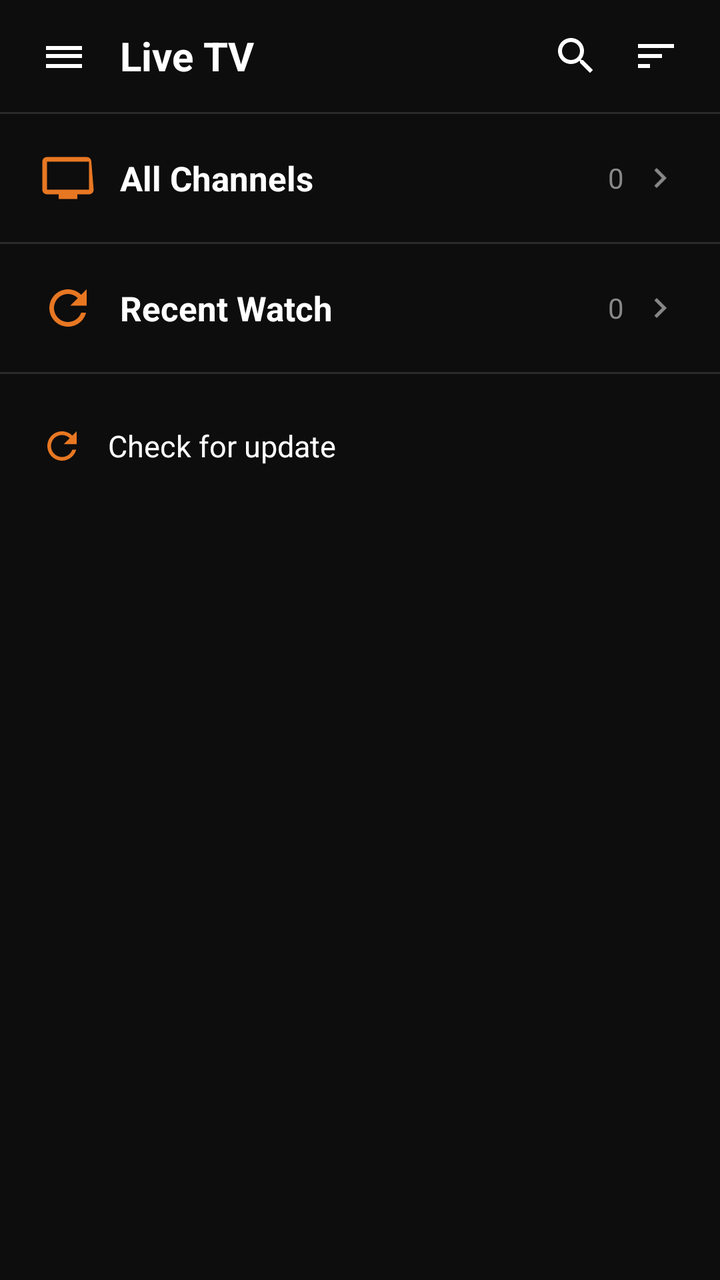
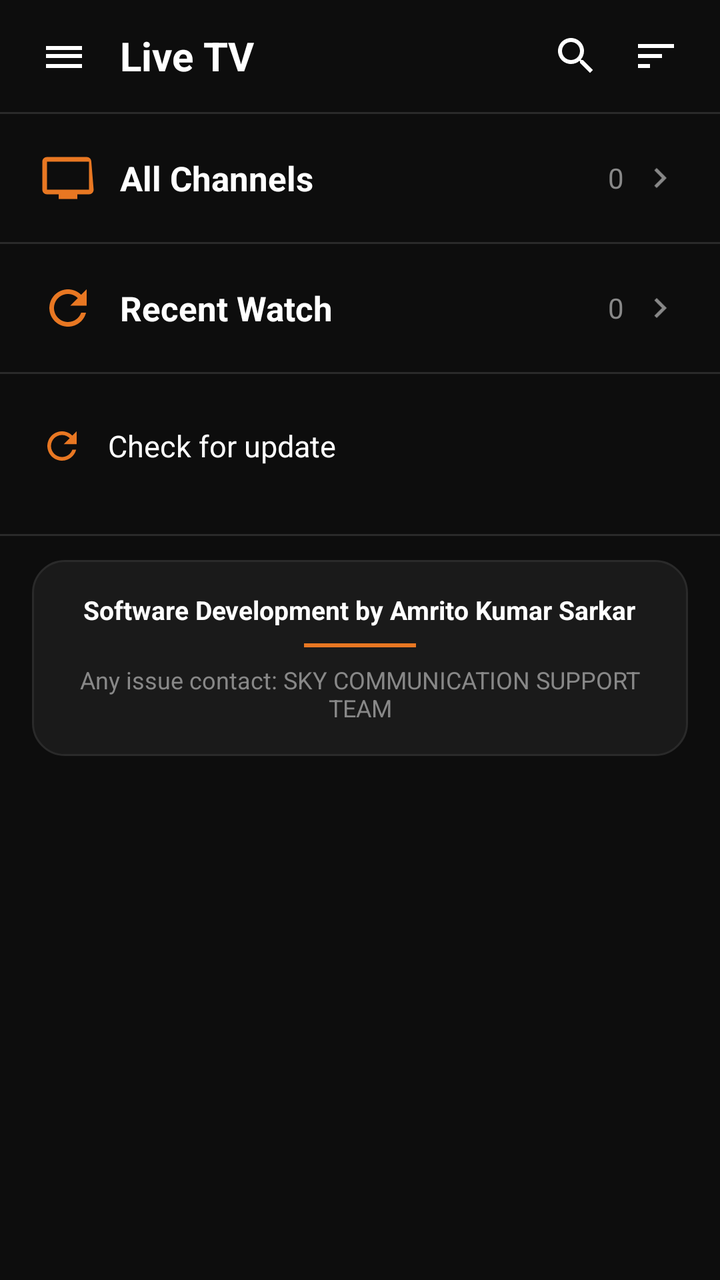

The first picture is an Android layout as it rendered before a commit; the second is the same layout after the commit. The layout source and the unified diff follow.
<!-- AndroidManifest.xml: application theme Theme.IPTVPlayer -->
<!-- res/layout/activity_main.xml -->
<?xml version="1.0" encoding="utf-8"?>
<LinearLayout
    xmlns:android="http://schemas.android.com/apk/res/android"
    xmlns:app="http://schemas.android.com/apk/res-auto"
    android:layout_width="match_parent"
    android:layout_height="match_parent"
    android:orientation="vertical"
    android:background="@color/colorBackground">

    
    <LinearLayout
        android:layout_width="match_parent"
        android:layout_height="56dp"
        android:orientation="horizontal"
        android:gravity="center_vertical"
        android:paddingHorizontal="12dp"
        android:background="@color/colorBackground">

        <ImageButton
            android:id="@+id/btnMenu"
            android:layout_width="40dp"
            android:layout_height="40dp"
            android:background="?attr/selectableItemBackgroundBorderless"
            android:src="@drawable/ic_menu"
            android:tint="@color/colorChannelName"
            android:contentDescription="Menu"
            android:focusable="true" />

        <TextView
            android:layout_width="0dp"
            android:layout_height="wrap_content"
            android:layout_weight="1"
            android:layout_marginStart="8dp"
            android:text="@string/live_tv"
            android:textColor="@color/colorChannelName"
            android:textSize="20sp"
            android:textStyle="bold" />

        <ImageButton
            android:id="@+id/btnSearch"
            android:layout_width="40dp"
            android:layout_height="40dp"
            android:background="?attr/selectableItemBackgroundBorderless"
            android:src="@drawable/ic_search"
            android:tint="@color/colorChannelName"
            android:contentDescription="Search"
            android:focusable="true" />

        <ImageButton
            android:id="@+id/btnSort"
            android:layout_width="40dp"
            android:layout_height="40dp"
            android:background="?attr/selectableItemBackgroundBorderless"
            android:src="@drawable/ic_sort"
            android:tint="@color/colorChannelName"
            android:contentDescription="Sort"
            android:focusable="true" />

    </LinearLayout>

    
    <View
        android:layout_width="match_parent"
        android:layout_height="1dp"
        android:background="@color/colorDivider" />

    
    <LinearLayout
        android:id="@+id/rowAllChannels"
        android:layout_width="match_parent"
        android:layout_height="64dp"
        android:orientation="horizontal"
        android:gravity="center_vertical"
        android:paddingHorizontal="20dp"
        android:focusable="true"
        android:focusableInTouchMode="false"
        android:nextFocusDown="@id/rowRecentWatch"
        android:background="@drawable/bg_row_selector">

        <ImageView
            android:layout_width="28dp"
            android:layout_height="28dp"
            android:src="@drawable/ic_tv"
            android:tint="@color/colorOrange"
            android:layout_marginEnd="12dp" />

        <TextView
            android:layout_width="0dp"
            android:layout_height="wrap_content"
            android:layout_weight="1"
            android:text="@string/all_channels"
            android:textColor="@color/colorChannelName"
            android:textSize="17sp"
            android:textStyle="bold" />

        <TextView
            android:id="@+id/tvAllCount"
            android:layout_width="wrap_content"
            android:layout_height="wrap_content"
            android:text="0"
            android:textColor="@color/colorSubText"
            android:textSize="14sp"
            android:layout_marginEnd="8dp" />

        <ImageView
            android:layout_width="20dp"
            android:layout_height="20dp"
            android:src="@drawable/ic_arrow_forward"
            android:tint="@color/colorSubText" />

    </LinearLayout>

    
    <View
        android:layout_width="match_parent"
        android:layout_height="1dp"
        android:background="@color/colorDivider" />

    
    <LinearLayout
        android:id="@+id/rowRecentWatch"
        android:layout_width="match_parent"
        android:layout_height="64dp"
        android:orientation="horizontal"
        android:gravity="center_vertical"
        android:paddingHorizontal="20dp"
        android:focusable="true"
        android:focusableInTouchMode="false"
        android:nextFocusUp="@id/rowAllChannels"
        android:background="@drawable/bg_row_selector">

        <ImageView
            android:layout_width="28dp"
            android:layout_height="28dp"
            android:src="@drawable/ic_refresh"
            android:tint="@color/colorOrange"
            android:layout_marginEnd="12dp" />

        <TextView
            android:layout_width="0dp"
            android:layout_height="wrap_content"
            android:layout_weight="1"
            android:text="@string/recent_watch"
            android:textColor="@color/colorChannelName"
            android:textSize="17sp"
            android:textStyle="bold" />

        <TextView
            android:id="@+id/tvRecentCount"
            android:layout_width="wrap_content"
            android:layout_height="wrap_content"
            android:text="0"
            android:textColor="@color/colorSubText"
            android:textSize="14sp"
            android:layout_marginEnd="8dp" />

        <ImageView
            android:layout_width="20dp"
            android:layout_height="20dp"
            android:src="@drawable/ic_arrow_forward"
            android:tint="@color/colorSubText" />

    </LinearLayout>

    
    <View
        android:layout_width="match_parent"
        android:layout_height="1dp"
        android:background="@color/colorDivider" />

    
    <LinearLayout
        android:id="@+id/rowCheckUpdate"
        android:layout_width="match_parent"
        android:layout_height="56dp"
        android:layout_marginTop="8dp"
        android:background="@drawable/bg_row_selector"
        android:clickable="true"
        android:focusable="true"
        android:gravity="center_vertical"
        android:orientation="horizontal"
        android:paddingHorizontal="20dp">

        <ImageView
            android:layout_width="22dp"
            android:layout_height="22dp"
            android:layout_marginEnd="12dp"
            android:src="@drawable/ic_refresh"
            android:tint="@color/colorOrange" />

        <TextView
            android:layout_width="0dp"
            android:layout_height="wrap_content"
            android:layout_weight="1"
            android:text="@string/check_for_update"
            android:textColor="@color/colorChannelName"
            android:textSize="15sp" />

        <TextView
            android:id="@+id/tvAppVersion"
            android:layout_width="wrap_content"
            android:layout_height="wrap_content"
            android:textColor="@color/colorSubText"
            android:textSize="12sp" />

    </LinearLayout>

    
    <TextView
        android:id="@+id/tvCheckResult"
        android:layout_width="match_parent"
        android:layout_height="wrap_content"
        android:background="@color/colorSurface"
        android:gravity="center"
        android:padding="8dp"
        android:textColor="@color/colorOrange"
        android:textSize="12sp"
        android:visibility="gone" />

    
    <TextView
        android:id="@+id/tvUpdateStatus"
        android:layout_width="match_parent"
        android:layout_height="wrap_content"
        android:padding="10dp"
        android:textColor="@color/colorOrange"
        android:textSize="13sp"
        android:gravity="center"
        android:background="@color/colorSurface"
        android:visibility="gone" />

</LinearLayout>
<!-- resources referenced by this layout -->
<resources>
  <color name="colorBackground">#0D0D0D</color>
  <color name="colorChannelName">#FFFFFF</color>
  <color name="colorDivider">#2A2A2A</color>
  <color name="colorOrange">#E87722</color>
  <color name="colorSubText">#888888</color>
  <color name="colorSurface">#1A1A1A</color>
  <!-- drawable ic_arrow_forward (drawable) -->
  <?xml version="1.0" encoding="utf-8"?>
  <vector xmlns:android="http://schemas.android.com/apk/res/android"
      android:width="24dp" android:height="24dp"
      android:viewportWidth="24" android:viewportHeight="24">
      <path android:fillColor="#FFFFFF"
          android:pathData="M10,6L8.59,7.41 13.17,12l-4.58,4.59L10,18l6,-6z"/>
  </vector>
  <!-- drawable ic_menu (drawable) -->
  <?xml version="1.0" encoding="utf-8"?>
  <vector xmlns:android="http://schemas.android.com/apk/res/android"
      android:width="24dp" android:height="24dp"
      android:viewportWidth="24" android:viewportHeight="24">
      <path android:fillColor="#FFFFFF"
          android:pathData="M3,18h18v-2H3v2zm0-5h18v-2H3v2zM3,7v2h18V7H3z"/>
  </vector>
  <!-- drawable ic_refresh (drawable) -->
  <?xml version="1.0" encoding="utf-8"?>
  <vector xmlns:android="http://schemas.android.com/apk/res/android"
      android:width="24dp"
      android:height="24dp"
      android:viewportWidth="24"
      android:viewportHeight="24">
      <path
          android:fillColor="?attr/colorOnSurface"
          android:pathData="M17.65,6.35C16.2,4.9 14.21,4 12,4c-4.42,0 -7.99,3.58 -7.99,8s3.57,8 7.99,8c3.73,0 6.84,-2.55 7.73,-6h-2.08c-0.82,2.33 -3.04,4 -5.65,4 -3.31,0 -6,-2.69 -6,-6s2.69,-6 6,-6c1.66,0 3.14,0.69 4.22,1.78L13,11h7V4l-2.35,2.35z" />
  </vector>
  <!-- drawable ic_sort (drawable) -->
  <?xml version="1.0" encoding="utf-8"?>
  <vector xmlns:android="http://schemas.android.com/apk/res/android"
      android:width="24dp" android:height="24dp"
      android:viewportWidth="24" android:viewportHeight="24">
      <path android:fillColor="#FFFFFF"
          android:pathData="M3,18h6v-2H3v2zM3,6v2h18V6H3zM3,13h12v-2H3v2z"/>
  </vector>
  <!-- drawable ic_tv (drawable) -->
  <?xml version="1.0" encoding="utf-8"?>
  <vector xmlns:android="http://schemas.android.com/apk/res/android"
      android:width="24dp"
      android:height="24dp"
      android:viewportWidth="24"
      android:viewportHeight="24">
      <path
          android:fillColor="?attr/colorOnSurface"
          android:pathData="M21,3L3,3c-1.1,0 -2,0.9 -2,2v12c0,1.1 0.9,2 2,2h5v2h8v-2h5c1.1,0 1.99,-0.9 1.99,-2L22,5c0,-1.1 -0.9,-2 -2,-2zM21,17L3,17L3,5h18v12z" />
  </vector>
  <string name="all_channels">All Channels</string>
  <string name="check_for_update">Check for update</string>
  <string name="live_tv">Live TV</string>
  <string name="recent_watch">Recent Watch</string>
  <color name="colorPrimary">#E87722</color>
  <color name="colorPrimaryVariant">#C45F00</color>
  <color name="colorOnPrimary">#FFFFFF</color>
  <color name="colorSecondary">#E87722</color>
  <color name="colorOnSecondary">#FFFFFF</color>
  <color name="colorError">#CF6679</color>
  <!-- unchanged entries left out for length: 3 -->
</resources>

<!-- the commit's change to res/layout/activity_main.xml (unified diff, before → after) -->
@@ -229,4 +229,49 @@
         android:background="@color/colorSurface"
         android:visibility="gone" />
 
+    
+    <View
+        android:layout_width="match_parent"
+        android:layout_height="1dp"
+        android:layout_marginTop="16dp"
+        android:background="@color/colorDivider" />
+
+    <LinearLayout
+        android:layout_width="match_parent"
+        android:layout_height="wrap_content"
+        android:layout_marginStart="16dp"
+        android:layout_marginEnd="16dp"
+        android:layout_marginTop="12dp"
+        android:layout_marginBottom="12dp"
+        android:orientation="vertical"
+        android:gravity="center"
+        android:padding="16dp"
+        android:background="@drawable/bg_dialog">
+
+        <TextView
+            android:layout_width="wrap_content"
+            android:layout_height="wrap_content"
+            android:text="@string/developer_credit"
+            android:textColor="@color/colorChannelName"
+            android:textSize="13sp"
+            android:textStyle="bold"
+            android:gravity="center" />
+
+        <View
+            android:layout_width="56dp"
+            android:layout_height="2dp"
+            android:layout_marginTop="8dp"
+            android:layout_marginBottom="8dp"
+            android:background="@color/colorOrange" />
+
+        <TextView
+            android:layout_width="wrap_content"
+            android:layout_height="wrap_content"
+            android:text="@string/support_credit"
+            android:textColor="@color/colorSubText"
+            android:textSize="12sp"
+            android:gravity="center" />
+
+    </LinearLayout>
+
 </LinearLayout>
<!-- resource entries referenced after the edit -->
@@ -6,6 +6,14 @@
   <color name="colorOrange">#E87722</color>
   <color name="colorSubText">#888888</color>
   <color name="colorSurface">#1A1A1A</color>
+  <!-- drawable bg_dialog (drawable) -->
+  <?xml version="1.0" encoding="utf-8"?>
+  <shape xmlns:android="http://schemas.android.com/apk/res/android"
+      android:shape="rectangle">
+      <solid android:color="@color/colorSurface" />
+      <corners android:radius="16dp" />
+      <stroke android:width="1dp" android:color="@color/colorDivider" />
+  </shape>
   <!-- drawable ic_arrow_forward (drawable) -->
   <?xml version="1.0" encoding="utf-8"?>
   <vector xmlns:android="http://schemas.android.com/apk/res/android"
@@ -54,8 +62,10 @@
   </vector>
   <string name="all_channels">All Channels</string>
   <string name="check_for_update">Check for update</string>
+  <string name="developer_credit">Software Development by Amrito Kumar Sarkar</string>
   <string name="live_tv">Live TV</string>
   <string name="recent_watch">Recent Watch</string>
+  <string name="support_credit">Any issue contact: SKY COMMUNICATION SUPPORT TEAM</string>
   <color name="colorPrimary">#E87722</color>
   <color name="colorPrimaryVariant">#C45F00</color>
   <color name="colorOnPrimary">#FFFFFF</color>
